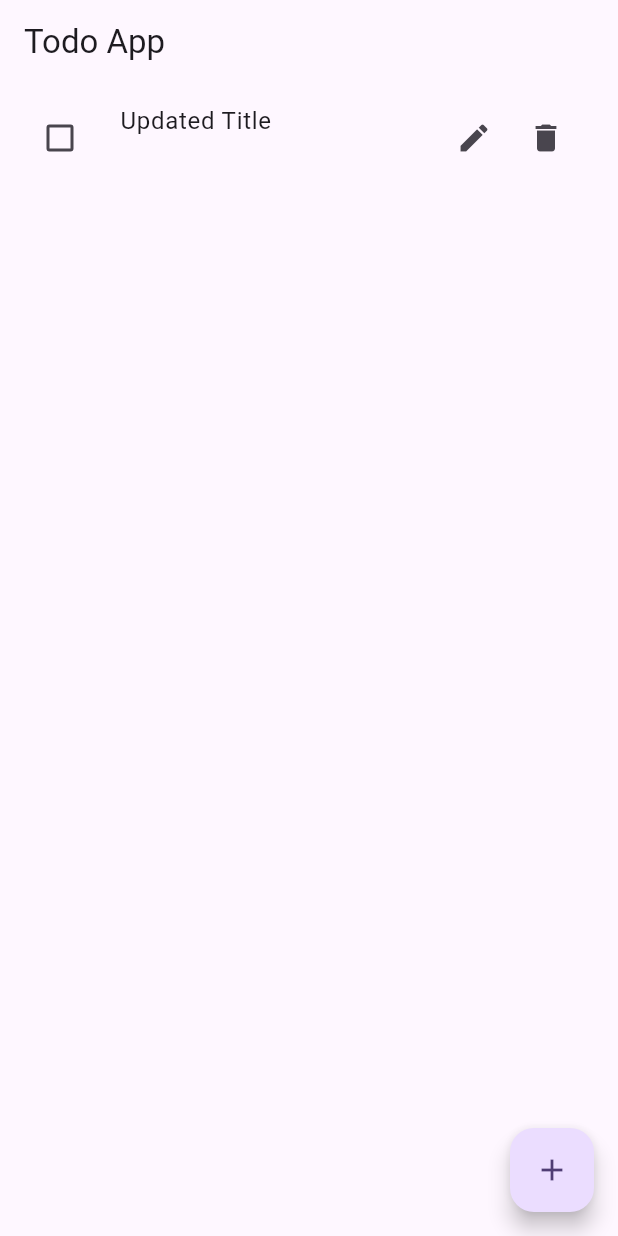
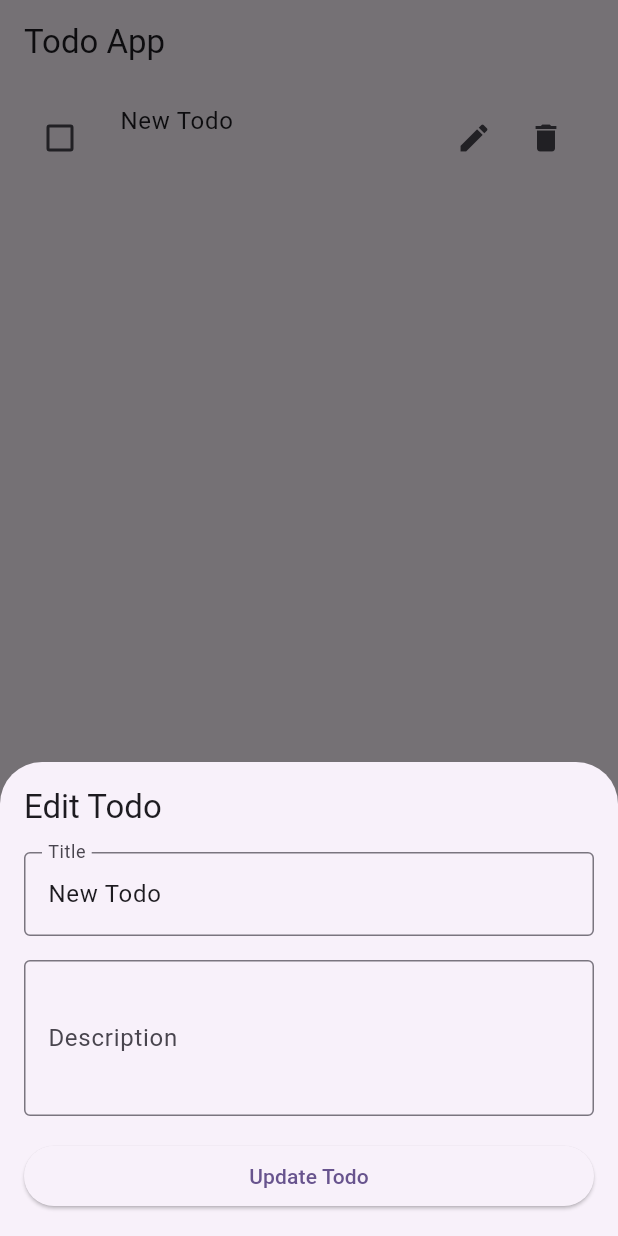
Before and after one commit to yagizdo/patrol-example-todo-app, a Flutter app: the screen it shows after launch, after a tap on the "add" icon, after a tap on the "edit" icon, on a phone screen of 412 x 824 dp. Run offline on Flutter 3.47's test engine with Material 3 defaults, Android fonts, the phone set to English and light mode, and no system bars; our stand-ins replace equatable, flutter_bloc.

Commit message:
Add EditTodoBottomSheet for interactive todo editing

```diff
--- /dev/null
+++ b/lib/features/home/widgets/edit_todo_bottom_sheet.dart
@@ -0,0 +1,96 @@
+import 'package:flutter/material.dart';
+import 'package:flutter_bloc/flutter_bloc.dart';
+import '../../../models/todo_model.dart';
+import '../cubit/todo_cubit.dart';
+
+class EditTodoBottomSheet extends StatefulWidget {
+  final Todo todo;
+
+  const EditTodoBottomSheet({
+    super.key,
+    required this.todo,
+  });
+
+  @override
+  State<EditTodoBottomSheet> createState() => _EditTodoBottomSheetState();
+}
+
+class _EditTodoBottomSheetState extends State<EditTodoBottomSheet> {
+  late final TextEditingController _titleController;
+  late final TextEditingController _descriptionController;
+
+  @override
+  void initState() {
+    super.initState();
+    _titleController = TextEditingController(text: widget.todo.title);
+    _descriptionController =
+        TextEditingController(text: widget.todo.description);
+  }
+
+  @override
+  void dispose() {
+    _titleController.dispose();
+    _descriptionController.dispose();
+    super.dispose();
+  }
+
+  void _updateTodo() {
+    if (_titleController.text.trim().isEmpty) return;
+
+    context.read<TodoCubit>().editTodo(
+          widget.todo.copyWith(
+            title: _titleController.text.trim(),
+            description: _descriptionController.text.trim(),
+          ),
+        );
+    Navigator.pop(context);
+  }
+
+  @override
+  Widget build(BuildContext context) {
+    return Padding(
+      padding: EdgeInsets.only(
+        bottom: MediaQuery.of(context).viewInsets.bottom,
+        left: 16,
+        right: 16,
+        top: 16,
+      ),
+      child: Column(
+        mainAxisSize: MainAxisSize.min,
+        crossAxisAlignment: CrossAxisAlignment.stretch,
+        children: [
+          Text(
+            'Edit Todo',
+            style: Theme.of(context).textTheme.titleLarge,
+          ),
+          const SizedBox(height: 16),
+          TextField(
+            controller: _titleController,
+            decoration: const InputDecoration(
+              labelText: 'Title',
+              border: OutlineInputBorder(),
+            ),
+            textInputAction: TextInputAction.next,
+          ),
+          const SizedBox(height: 16),
+          TextField(
+            controller: _descriptionController,
+            decoration: const InputDecoration(
+              labelText: 'Description',
+              border: OutlineInputBorder(),
+            ),
+            maxLines: 3,
+            textInputAction: TextInputAction.done,
+            onSubmitted: (_) => _updateTodo(),
+          ),
+          const SizedBox(height: 16),
+          ElevatedButton(
+            onPressed: _updateTodo,
+            child: const Text('Update Todo'),
+          ),
+          const SizedBox(height: 16),
+        ],
+      ),
+    );
+  }
+}
--- a/lib/features/home/widgets/todo_list.dart
+++ b/lib/features/home/widgets/todo_list.dart
@@ -2,6 +2,7 @@ import 'package:flutter/material.dart';
 import 'package:flutter_bloc/flutter_bloc.dart';
 import '../../../models/todo_model.dart';
 import '../cubit/todo_cubit.dart';
+import './edit_todo_bottom_sheet.dart';
 
 class TodoList extends StatelessWidget {
   final List<Todo> todos;
@@ -14,38 +15,7 @@ class TodoList extends StatelessWidget {
       itemCount: todos.length,
       itemBuilder: (context, index) {
         final todo = todos[index];
-        return ListTile(
-          title: Text(todo.title),
-          subtitle: Text(todo.description),
-          leading: Checkbox(
-            value: todo.isCompleted,
-            onChanged: (_) {
-              context.read<TodoCubit>().toggleTodoStatus(todo.id);
-            },
-          ),
-          trailing: Row(
-            mainAxisSize: MainAxisSize.min,
-            children: [
-              IconButton(
-                icon: const Icon(Icons.edit),
-                onPressed: () {
-                  context.read<TodoCubit>().editTodo(
-                        todo.copyWith(
-                          title: 'Updated Title',
-                          description: todo.description,
-                        ),
-                      );
-                },
-              ),
-              IconButton(
-                icon: const Icon(Icons.delete),
-                onPressed: () {
-                  context.read<TodoCubit>().deleteTodo(todo.id);
-                },
-              ),
-            ],
-          ),
-        );
+        return _TodoItem(todo: todo);
       },
     );
   }
@@ -56,29 +26,38 @@ class _TodoItem extends StatelessWidget {
 
   final Todo todo;
 
+  void _showEditSheet(BuildContext context, Todo todo) {
+    showModalBottomSheet(
+      context: context,
+      isScrollControlled:
+          true, // This ensures the sheet is not height-constrained
+      builder: (context) => EditTodoBottomSheet(todo: todo),
+    );
+  }
+
   @override
   Widget build(BuildContext context) {
-    return Container(
-      padding: const EdgeInsets.symmetric(horizontal: 16.0, vertical: 8.0),
-      margin: const EdgeInsets.symmetric(vertical: 8.0),
-      decoration: BoxDecoration(
-        color: Theme.of(context).colorScheme.primaryContainer,
-        borderRadius: BorderRadius.circular(16.0),
+    return ListTile(
+      title: Text(todo.title),
+      subtitle: Text(todo.description),
+      leading: Checkbox(
+        value: todo.isCompleted,
+        onChanged: (_) {
+          context.read<TodoCubit>().toggleTodoStatus(todo.id);
+        },
       ),
-      child: Column(
-        crossAxisAlignment: CrossAxisAlignment.start,
+      trailing: Row(
+        mainAxisSize: MainAxisSize.min,
         children: [
-          Text(
-            todo.title,
-            style: Theme.of(context).textTheme.titleMedium?.copyWith(
-                  fontWeight: FontWeight.bold,
-                  color: Theme.of(context).colorScheme.onPrimaryContainer,
-                ),
+          IconButton(
+            icon: const Icon(Icons.edit),
+            onPressed: () => _showEditSheet(context, todo),
           ),
-          const SizedBox(height: 8.0),
-          Text(
-            todo.description,
-            style: Theme.of(context).textTheme.bodyMedium?.copyWith(),
+          IconButton(
+            icon: const Icon(Icons.delete),
+            onPressed: () {
+              context.read<TodoCubit>().deleteTodo(todo.id);
+            },
           ),
         ],
       ),
```
